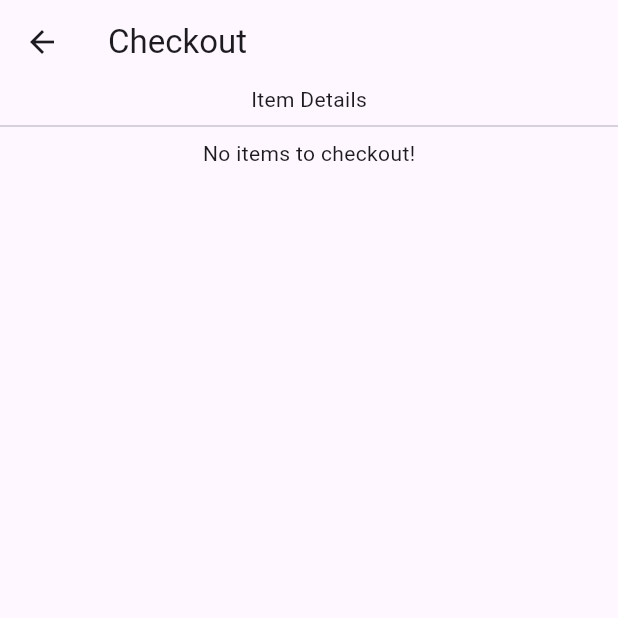
After one commit to joearendvaethbrueckner/cmsc-23-exer-6-state-management, a Flutter app: the Checkout screen opened by its route, on a phone screen of 412 x 824 dp, the top half of it. The commit adds this screen. Run offline on Flutter 3.47's test engine with Material 3 defaults, Android fonts, the phone set to English and light mode, and no system bars.

Commit message:
Feature: checkout page

```diff
--- a/lib/main.dart
+++ b/lib/main.dart
@@ -1,4 +1,5 @@
 import 'package:exer6/provider/shopping_cart_provider.dart';
+import 'package:exer6/screen/checkout.dart';
 import 'package:exer6/screen/my_cart.dart';
 import 'package:exer6/screen/my_catalog.dart';
 import 'package:flutter/material.dart';
@@ -27,6 +28,7 @@ class MainApp extends StatelessWidget {
       routes: {
         '/cart': (context) => const MyCart(),
         '/products': (context) => const MyCatalog(),
+        '/checkout': (context) => const Checkout(),
       },
       home: const MyCatalog(),
     );
--- /dev/null
+++ b/lib/screen/checkout.dart
@@ -0,0 +1,68 @@
+import 'package:exer6/model/item.dart';
+import 'package:exer6/provider/shopping_cart_provider.dart';
+import 'package:flutter/material.dart';
+import 'package:provider/provider.dart';
+
+class Checkout extends StatelessWidget {
+  const Checkout({super.key});
+
+  @override
+  Widget build(BuildContext context) {
+    return Scaffold(
+      appBar: AppBar(
+        title: const Text('Checkout'),
+      ),
+      body: Column(
+        children: [
+          const Text('Item Details'),
+          const Divider(),
+          getCheckout(context),
+        ],
+      ),
+    );
+  }
+
+  Widget getCheckout(BuildContext context) {
+    List<Item> cart = context.watch<ShoppingCart>().cart;
+    double total = context.read<ShoppingCart>().cartTotal;
+    return cart.isEmpty
+        ? const Text('No items to checkout!')
+        : Expanded(
+            child: Column(
+              children: [
+                Flexible(
+                  child: ListView.builder(
+                    itemCount: cart.length,
+                    itemBuilder: (context, index) {
+                      return ListTile(
+                        title: Text(cart[index].name),
+                        trailing: Text(cart[index].price.toString()),
+                      );
+                    },
+                  ),
+                ),
+                const Divider(),
+                Flexible(
+                  child: Column(
+                    children: [
+                      Text('Total Cost to Pay: $total'),
+                      cart.isEmpty
+                          ? const SizedBox()
+                          : ElevatedButton(
+                              onPressed: () {
+                                context.read<ShoppingCart>().removeAll();
+                                ScaffoldMessenger.of(context)
+                                    .showSnackBar(const SnackBar(
+                                  content: Text('Payment Successful'),
+                                ));
+                              },
+                              child: const Text('Pay Now!'),
+                            ),
+                    ],
+                  ),
+                ),
+              ],
+            ),
+          );
+  }
+}
--- a/lib/screen/my_cart.dart
+++ b/lib/screen/my_cart.dart
@@ -26,6 +26,12 @@ class MyCart extends StatelessWidget {
                       context.read<ShoppingCart>().removeAll();
                     },
                     child: const Text('Reset'),
+                  ),
+                  ElevatedButton(
+                    onPressed: () {
+                      Navigator.pushNamed(context, '/checkout');
+                    },
+                    child: const Text('Checkout'),
                   ),
                 ],
               ),
```
